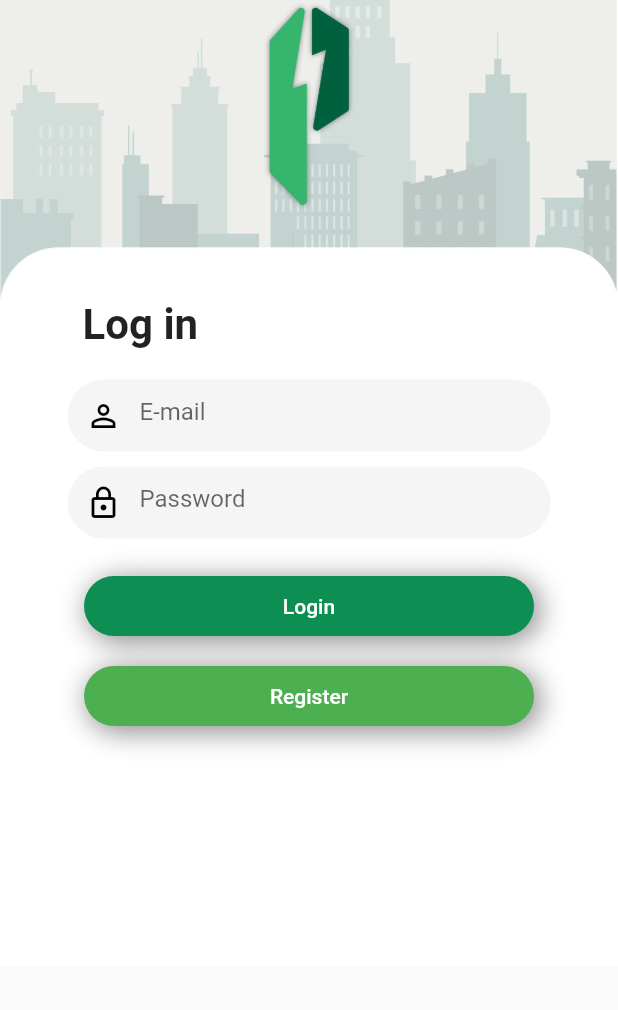
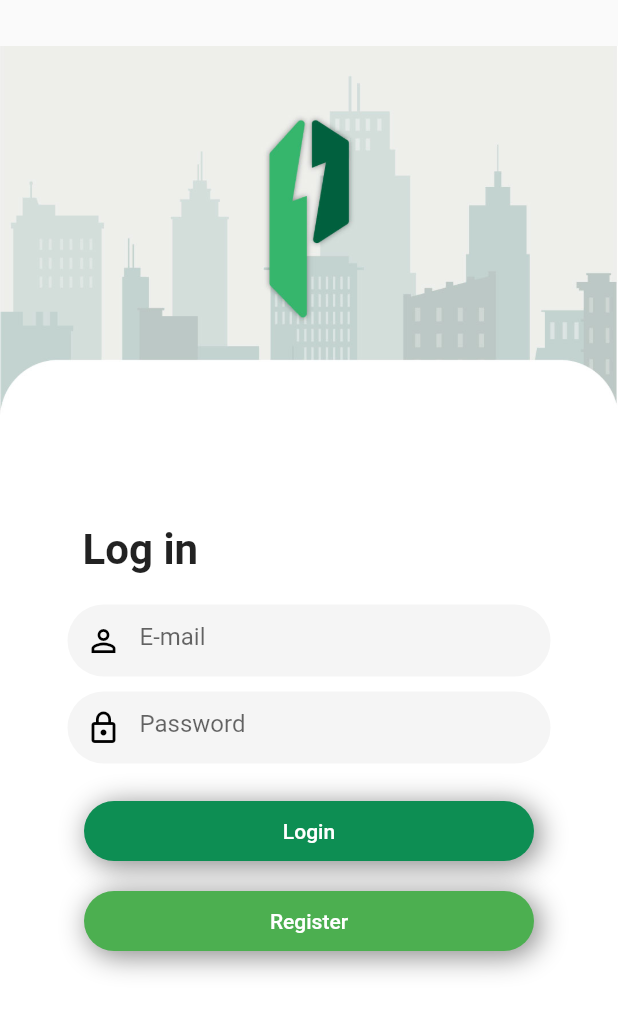
Before and after one commit to superbosz19/condo-main, a Flutter app: the screen it shows after launch, on a phone screen of 412 x 824 dp. Shown: the top 1010 px of the screen. Run offline on Flutter 3.47's test engine with Material 2 defaults, Android fonts, the phone set to English and light mode, and no system bars; our stand-ins replace cloud_firestore, firebase_auth, firebase_core, fluttertoast; missing offline and left inert: auth; accounts and stored records are empty.

Commit message:
First commit

```diff
--- a/lib/screen/login.dart
+++ b/lib/screen/login.dart
@@ -22,7 +22,7 @@ class Loginscreen extends StatefulWidget {
 class _LoginscreenState extends State<Loginscreen> {
   Profile profile = Profile();
   final Future<FirebaseApp> firebase = Firebase.initializeApp();
-  CollectionReference _userCollection =
+  final CollectionReference _userCollection =
       FirebaseFirestore.instance.collection("user-linecondo-A");
   final formKey = GlobalKey<FormState>();
 
@@ -47,7 +47,7 @@ class _LoginscreenState extends State<Loginscreen> {
               crossAxisAlignment: CrossAxisAlignment.start,
               children: [
                 Padding(
-                  padding: const EdgeInsets.only(left: 55.0, top: 200.0),
+                  padding: const EdgeInsets.only(left: 55.0, top: 350.0),
                   child: Text(
                     'Log in',
                     style:
```
